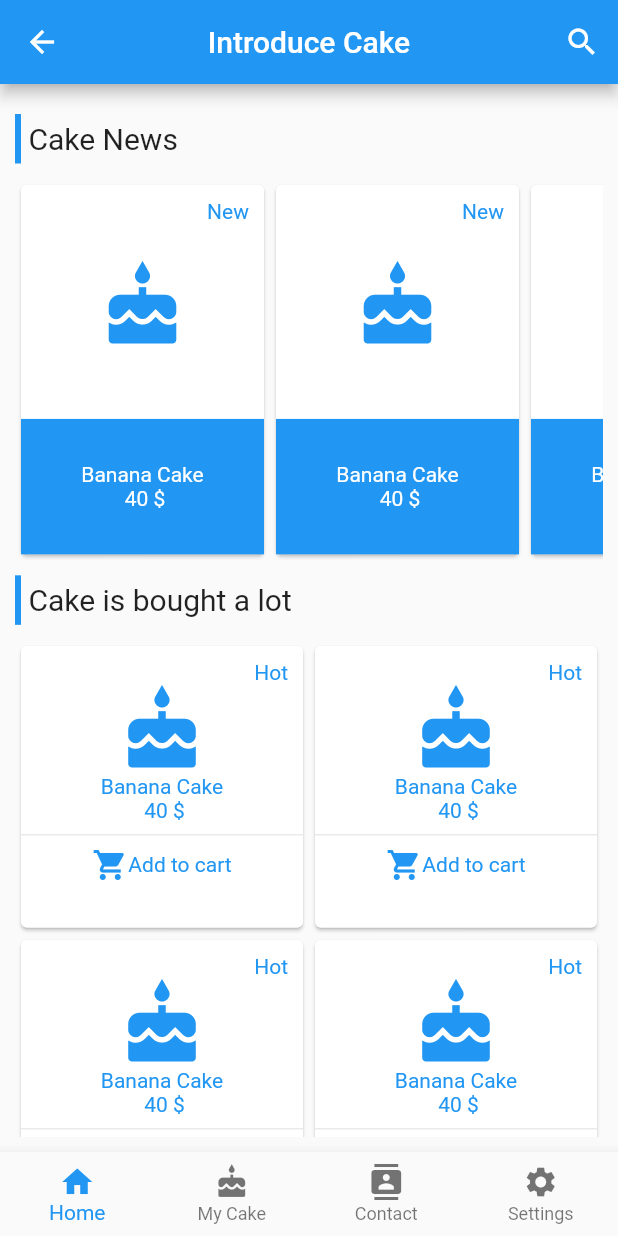
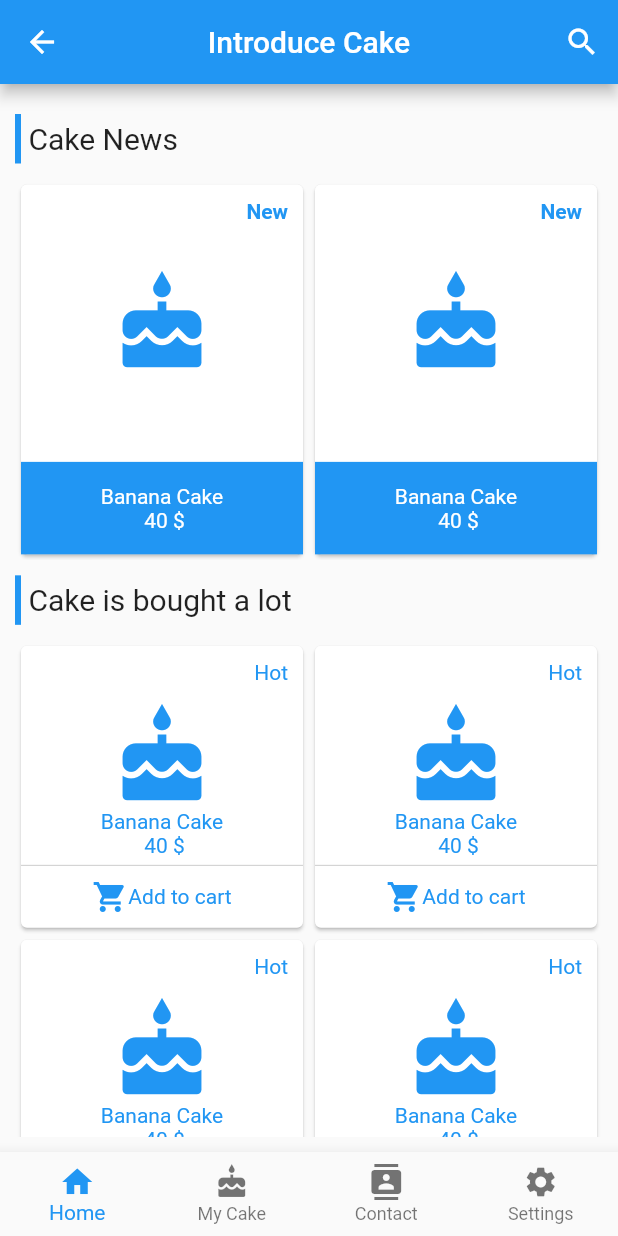
Before and after one commit to mvn-ducnguyen4-dn/flutter, a Flutter app: the screen it shows after launch, on a phone screen of 412 x 824 dp. Run offline on Flutter 3.47's test engine with Material 2 defaults, Android fonts, the phone set to English and light mode, and no system bars.

Commit message:
update code ui

```diff
--- a/lib/main.dart
+++ b/lib/main.dart
@@ -3,11 +3,14 @@ import 'package:flutter/material.dart';
 void main() => runApp(MyApp());
 
 class MyApp extends StatelessWidget {
+  static const String titleAppBar = 'Introduce Cake';
+  static const String titleCakeNews = 'Cake News';
+  static const String titleCakeIsBoughtALog = 'Cake is bought a lot';
+
   @override
   Widget build(BuildContext context) {
     return MaterialApp(
       debugShowCheckedModeBanner: false,
-      title: 'Welcome to Flutter',
       home: Scaffold(
         appBar: AppBar(
           leading: Builder(builder: (BuildContext context) {
@@ -17,7 +20,7 @@ class MyApp extends StatelessWidget {
             );
           }),
           centerTitle: true,
-          title: const Text('Introduce Cake'),
+          title: const Text(titleAppBar),
           actions: <Widget>[
             IconButton(
               icon: Icon(Icons.search),
@@ -27,32 +30,28 @@ class MyApp extends StatelessWidget {
         ),
         body: Container(
           margin: EdgeInsets.all(10.0),
+          child: Column(children: [
+            Expanded(
+                flex: 4,
                 child: Column(
                   children: [
-            Expanded(
-              flex: 4,
-              child:Column(
-                children: [
                     TileCake(
-                    text: 'Cake News',
+                      text: titleCakeNews,
                     ),
                     ListCakeHorizontal()
                   ],
-              )
-            ),
+                )),
             Expanded(
                 flex: 5,
-              child:Column(
+                child: Column(
                   children: [
                     TileCake(
-                    text: 'Cake is bought a lot',
+                      text: titleCakeIsBoughtALog,
                     ),
                     ListCakeVertical(),
                   ],
-              )
-            ),
-            ]
-          ),
+                )),
+          ]),
         ),
         bottomNavigationBar: BottomNavigationBar(
             type: BottomNavigationBarType.fixed, // This is all you need!
@@ -84,45 +83,37 @@ class MyApp extends StatelessWidget {
 }
 
 class ListCakeHorizontal extends StatelessWidget {
-
   /// Here is your constructor
   ListCakeHorizontal({Key key});
 
   @override
   Widget build(BuildContext context) {
-    return _buildListCakeHorizontal();
+    return _buildListCakeHorizontal(context);
   }
 
-  Widget _buildListCakeHorizontal() {
+  Widget _buildListCakeHorizontal(BuildContext context) {
     return Expanded(
       child: ListView.builder(
-        itemExtent: 170,
+          itemExtent: (MediaQuery.of(context).size.width - 20) / 2,
           scrollDirection: Axis.horizontal,
           itemCount: 20,
           itemBuilder: (context, index) => Card(
-            child: Column(
+                child: Stack(
+                  children: [
+                    Column(
                       crossAxisAlignment: CrossAxisAlignment.center,
                       children: [
-                Align(
-                  alignment: Alignment.topRight,
-                  child: Container(
-                    margin: EdgeInsets.fromLTRB(0, 10, 10, 0),
-                    child: Text(
-                      'New',
-                      style: TextStyle(color: Colors.blue),
-                    ),
+                        Expanded(
+                          flex: 6,
+                          child: Icon(
+                            Icons.cake,
+                            color: Colors.blue,
+                            size: 70.0,
                           ),
                         ),
                         Expanded(
-                  child:Icon(
-                    Icons.cake,
-                    color: Colors.blue,
-                    size: 60.0,
-                  ),
-                ),
-                Expanded(
+                          flex: 2,
                           child: Container(
-                    margin: EdgeInsets.fromLTRB(0, 20, 0, 0),
                             color: Colors.blue,
                             child: Row(
                               children: [
@@ -130,8 +121,7 @@ class ListCakeHorizontal extends StatelessWidget {
                                   child: Text(
                                     'Banana Cake \n 40 \$',
                                     textAlign: TextAlign.center,
-                            style:
-                                TextStyle(color: Colors.white),
+                                    style: TextStyle(color: Colors.white),
                                   ),
                                 )
                               ],
@@ -140,14 +130,23 @@ class ListCakeHorizontal extends StatelessWidget {
                         ),
                       ],
                     ),
-        )
+                    Positioned(
+                      top: 10,
+                      right: 10,
+                      child: Text(
+                        'New',
+                        style: TextStyle(
+                            color: Colors.blue, fontWeight: FontWeight.bold),
                       ),
+                    ),
+                  ],
+                ),
+              )),
     );
   }
 }
 
 class ListCakeVertical extends StatelessWidget {
-
   /// Here is your constructor
   ListCakeVertical({Key key});
 
@@ -164,48 +163,66 @@ class ListCakeVertical extends StatelessWidget {
           crossAxisCount: 2,
         ),
         itemBuilder: (context, index) => Card(
-            child: Column(
+          child: Stack(
+            children: [
+              Column(
                 crossAxisAlignment: CrossAxisAlignment.center,
                 children: [
-                  Align(
-                    alignment: Alignment.topRight,
-                    child: Container(
-                      margin: EdgeInsets.fromLTRB(0, 10, 10, 0),
-                      child: Text(
-                        'Hot',
-                        style: TextStyle(color: Colors.blue),
-                      ),
-                    ),
-                  ),
+                  Expanded(
+                      flex: 6,
+                      child: Column(
+                          mainAxisSize: MainAxisSize.max,
+                          mainAxisAlignment: MainAxisAlignment.end,
+                          children: [
                             Icon(
                               Icons.cake,
                               color: Colors.blue,
-                    size: 60.0,
+                              size: 70.0,
                             ),
                             Text(
                               'Banana Cake \n 40 \$',
                               textAlign: TextAlign.center,
                               style: TextStyle(color: Colors.blue),
                             ),
-                  Divider(),
-                  Row(
+                          ])),
+                  Expanded(
+                    flex: 2,
+                    child: Container(
+                      margin: EdgeInsets.fromLTRB(0, 5, 0, 0),
+                      decoration: BoxDecoration(
+                          border: Border(
+                        top: BorderSide(
+                          color: Colors.grey.withOpacity(0.5),
+                          width: 0.7,
+                        ),
+                      )),
+                      child: Row(
+                        crossAxisAlignment: CrossAxisAlignment.center,
                         mainAxisAlignment: MainAxisAlignment.center,
-                    crossAxisAlignment: CrossAxisAlignment.center,
                         children: [
-                      Icon(
-                        Icons.shopping_cart,
-                        color: Colors.blue
-                      ),
+                          Icon(Icons.shopping_cart, color: Colors.blue),
                           Text(
                             'Add to cart',
                             style: TextStyle(color: Colors.blue),
                           ),
                         ],
                       ),
+                    ),
+                  ),
+                ],
+              ),
+              Positioned(
+                top: 10,
+                right: 10,
+                child: Text(
+                  'Hot',
+                  style: TextStyle(color: Colors.blue),
+                ),
+              ),
             ],
           ),
         ),
-      )
+      ),
     );
   }
 }
@@ -235,7 +252,7 @@ class TileCake extends StatelessWidget {
       child: Align(
         alignment: Alignment.centerLeft,
         child: Text(
-          this.text,
+          text,
           textAlign: TextAlign.left,
           style: TextStyle(fontSize: 20),
         ),
```
Lines whose indentation alone changed are shown as unchanged.
